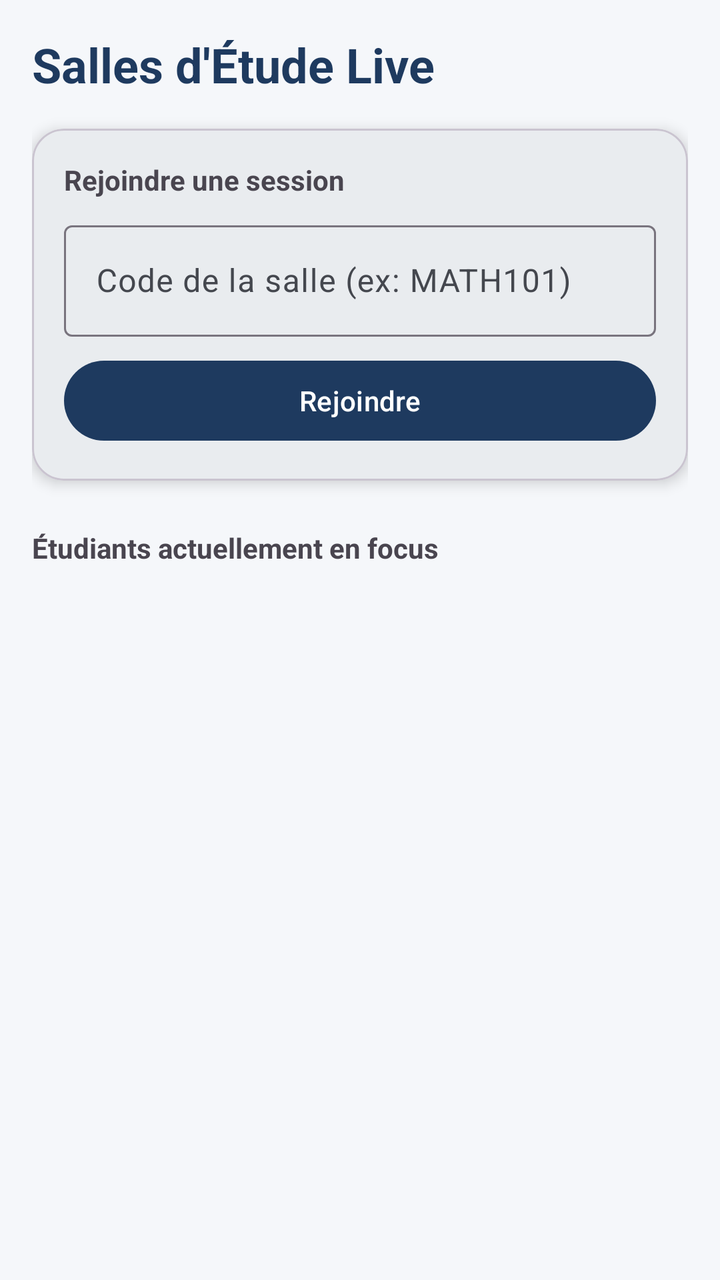
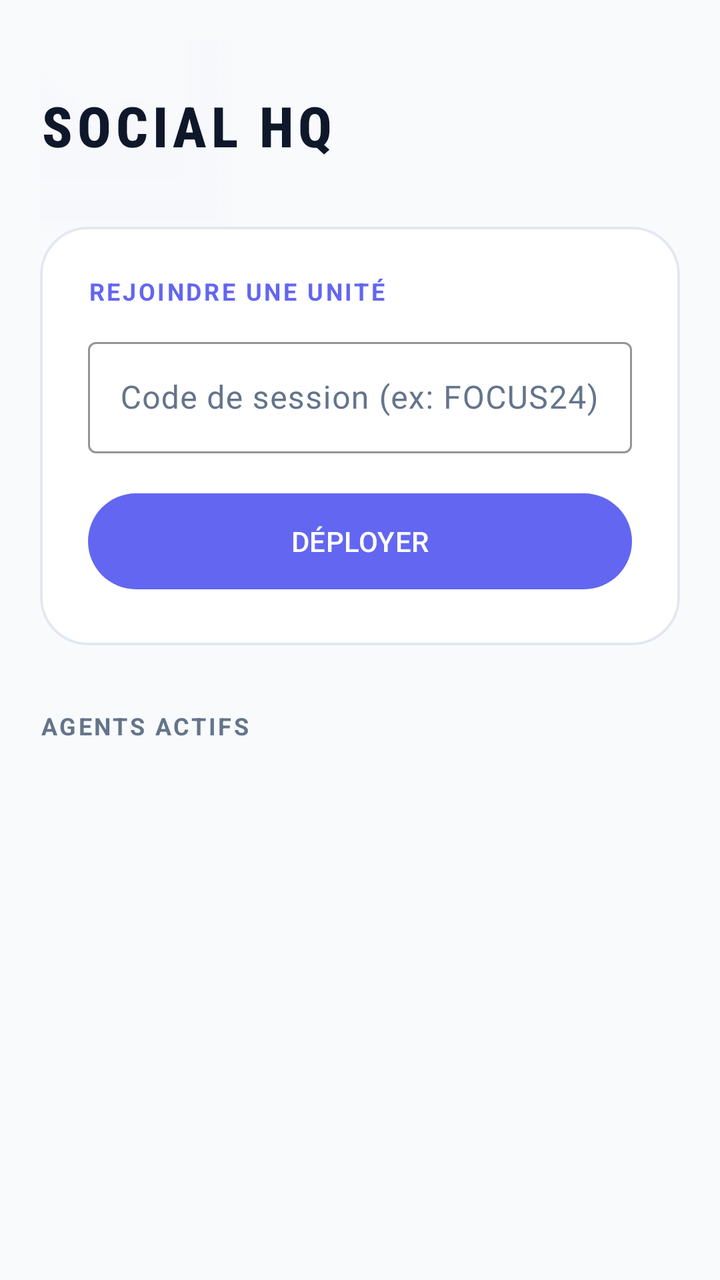

Compare the two renders of this Android layout. The source of the first and the diff that turns it into the second are given below.
<!-- AndroidManifest.xml: application theme Theme.TimeMaster -->
<!-- res/layout/fragment_social.xml -->
<?xml version="1.0" encoding="utf-8"?>
<androidx.constraintlayout.widget.ConstraintLayout xmlns:android="http://schemas.android.com/apk/res/android"
    xmlns:app="http://schemas.android.com/apk/res-auto"
    xmlns:tools="http://schemas.android.com/tools"
    android:layout_width="match_parent"
    android:layout_height="match_parent"
    android:padding="16dp"
    android:background="#F5F7FA">

    <TextView
        android:id="@+id/tv_social_title"
        android:layout_width="wrap_content"
        android:layout_height="wrap_content"
        android:text="Salles d'Étude Live"
        android:textColor="@color/primary"
        android:textSize="24sp"
        android:textStyle="bold"
        app:layout_constraintTop_toTopOf="parent"
        app:layout_constraintStart_toStartOf="parent" />

    <com.google.android.material.card.MaterialCardView
        android:id="@+id/cv_join_room"
        android:layout_width="match_parent"
        android:layout_height="wrap_content"
        android:layout_marginTop="16dp"
        app:cardCornerRadius="16dp"
        app:cardElevation="4dp"
        app:layout_constraintTop_toBottomOf="@id/tv_social_title">

        <LinearLayout
            android:layout_width="match_parent"
            android:layout_height="wrap_content"
            android:orientation="vertical"
            android:padding="16dp">

            <TextView
                android:layout_width="wrap_content"
                android:layout_height="wrap_content"
                android:text="Rejoindre une session"
                android:textStyle="bold" />

            <com.google.android.material.textfield.TextInputLayout
                android:layout_width="match_parent"
                android:layout_height="wrap_content"
                android:layout_marginTop="8dp"
                style="@style/Widget.Material3.TextInputLayout.OutlinedBox">

                <com.google.android.material.textfield.TextInputEditText
                    android:id="@+id/et_room_code"
                    android:layout_width="match_parent"
                    android:layout_height="wrap_content"
                    android:hint="Code de la salle (ex: MATH101)" />
            </com.google.android.material.textfield.TextInputLayout>

            <Button
                android:id="@+id/btn_join_room"
                android:layout_width="match_parent"
                android:layout_height="wrap_content"
                android:layout_marginTop="8dp"
                android:text="Rejoindre" />
        </LinearLayout>
    </com.google.android.material.card.MaterialCardView>

    <TextView
        android:id="@+id/tv_active_users"
        android:layout_width="wrap_content"
        android:layout_height="wrap_content"
        android:layout_marginTop="24dp"
        android:text="Étudiants actuellement en focus"
        android:textStyle="bold"
        app:layout_constraintTop_toBottomOf="@id/cv_join_room"
        app:layout_constraintStart_toStartOf="parent" />

    <androidx.recyclerview.widget.RecyclerView
        android:id="@+id/rv_active_students"
        android:layout_width="match_parent"
        android:layout_height="0dp"
        android:layout_marginTop="8dp"
        app:layout_constraintTop_toBottomOf="@id/tv_active_users"
        app:layout_constraintBottom_toBottomOf="parent"
        tools:listitem="@layout/item_student_active" />

</androidx.constraintlayout.widget.ConstraintLayout>
<!-- res/layout/item_student_active.xml (included above) -->
<?xml version="1.0" encoding="utf-8"?>
<com.google.android.material.card.MaterialCardView xmlns:android="http://schemas.android.com/apk/res/android"
    xmlns:app="http://schemas.android.com/apk/res-auto"
    android:layout_width="match_parent"
    android:layout_height="wrap_content"
    android:layout_marginVertical="4dp"
    app:cardCornerRadius="12dp"
    app:cardElevation="2dp">

    <LinearLayout
        android:layout_width="match_parent"
        android:layout_height="wrap_content"
        android:gravity="center_vertical"
        android:orientation="horizontal"
        android:padding="12dp">

        <com.google.android.material.imageview.ShapeableImageView
            android:id="@+id/iv_student_avatar"
            android:layout_width="48dp"
            android:layout_height="48dp"
            android:src="@android:drawable/ic_menu_myplaces"
            app:shapeAppearanceOverlay="@style/ShapeAppearance.Material3.Corner.Full" />

        <LinearLayout
            android:layout_width="0dp"
            android:layout_height="wrap_content"
            android:layout_marginStart="16dp"
            android:layout_weight="1"
            android:orientation="vertical">

            <TextView
                android:id="@+id/tv_student_name"
                android:layout_width="wrap_content"
                android:layout_height="wrap_content"
                android:text="Étudiant Alpha"
                android:textStyle="bold" />

            <TextView
                android:id="@+id/tv_student_status"
                android:layout_width="wrap_content"
                android:layout_height="wrap_content"
                android:text="Focus: Mathématiques (12:45 restantes)"
                android:textColor="@color/secondary"
                android:textSize="12sp" />
        </LinearLayout>

        <ImageView
            android:layout_width="12dp"
            android:layout_height="12dp"
            android:src="@android:drawable/presence_online" />
    </LinearLayout>
</com.google.android.material.card.MaterialCardView>
<!-- resources referenced by this layout -->
<resources>
  <color name="primary">#1E3A5F</color>
  <color name="secondary">#FFAB40</color>
  <style name="Theme.TimeMaster" parent="Theme.Material3.DayNight.NoActionBar">
          
          <item name="colorPrimary">@color/primary</item>
          <item name="colorOnPrimary">@color/onPrimary</item>
          <item name="colorPrimaryContainer">@color/primaryContainer</item>
          <item name="colorOnPrimaryContainer">@color/onPrimaryContainer</item>
  
          
          <item name="colorSecondary">@color/secondary</item>
          <item name="colorOnSecondary">@color/onSecondary</item>
          <item name="colorSecondaryContainer">@color/secondaryContainer</item>
          <item name="colorOnSecondaryContainer">@color/onSecondaryContainer</item>
  
          
          <item name="android:windowBackground">@color/background</item>
          <item name="colorSurface">@color/surface</item>
          <item name="colorOnSurface">@color/onSurface</item>
          <item name="colorSurfaceVariant">@color/surfaceVariant</item>
          <item name="colorOnSurfaceVariant">@color/onSurfaceVariant</item>
  
          
          <item name="android:statusBarColor">?attr/colorPrimary</item>
          <item name="android:windowLightStatusBar">true</item>
          <item name="android:navigationBarColor">@color/background</item>
      </style>
  <color name="onPrimary">#FFFFFF</color>
  <color name="primaryContainer">#D7E3F8</color>
  <color name="onPrimaryContainer">#001B3E</color>
  <color name="onSecondary">#FFFFFF</color>
  <color name="secondaryContainer">#FFDDB3</color>
  <color name="onSecondaryContainer">#291800</color>
  <color name="background">#F5F7FA</color>
  <color name="surface">#FFFFFF</color>
  <color name="onSurface">#191C1E</color>
  <color name="surfaceVariant">#E0E2EC</color>
  <color name="onSurfaceVariant">#44474E</color>
</resources>

<!-- the commit's change to res/layout/fragment_social.xml (unified diff, before → after) -->
@@ -4,16 +4,31 @@
     xmlns:tools="http://schemas.android.com/tools"
     android:layout_width="match_parent"
     android:layout_height="match_parent"
-    android:padding="16dp"
-    android:background="#F5F7FA">
+    android:background="?android:attr/windowBackground"
+    android:padding="20dp">
+
+    
+    <View
+        android:layout_width="200dp"
+        android:layout_height="200dp"
+        android:background="@android:drawable/ic_menu_gallery"
+        android:backgroundTint="#10818CF8"
+        android:alpha="0.3"
+        app:layout_constraintTop_toTopOf="parent"
+        app:layout_constraintStart_toStartOf="parent"
+        android:layout_marginTop="-80dp"
+        android:layout_marginStart="-80dp" />
 
     <TextView
         android:id="@+id/tv_social_title"
         android:layout_width="wrap_content"
         android:layout_height="wrap_content"
-        android:text="Salles d'Étude Live"
-        android:textColor="@color/primary"
-        android:textSize="24sp"
+        android:layout_marginTop="24dp"
+        android:text="@string/social_hq"
+        android:textColor="?attr/colorOnSurface"
+        android:textSize="28sp"
+        android:fontFamily="sans-serif-condensed-medium"
+        android:letterSpacing="0.08"
         android:textStyle="bold"
         app:layout_constraintTop_toTopOf="parent"
         app:layout_constraintStart_toStartOf="parent" />
@@ -22,42 +37,55 @@
         android:id="@+id/cv_join_room"
         android:layout_width="match_parent"
         android:layout_height="wrap_content"
-        android:layout_marginTop="16dp"
-        app:cardCornerRadius="16dp"
-        app:cardElevation="4dp"
+        android:layout_marginTop="32dp"
+        app:cardBackgroundColor="?attr/colorSurface"
+        app:cardCornerRadius="24dp"
+        app:cardElevation="0dp"
+        app:strokeWidth="1.2dp"
+        app:strokeColor="?attr/colorOutline"
         app:layout_constraintTop_toBottomOf="@id/tv_social_title">
 
         <LinearLayout
             android:layout_width="match_parent"
             android:layout_height="wrap_content"
             android:orientation="vertical"
-            android:padding="16dp">
+            android:padding="24dp">
 
             <TextView
                 android:layout_width="wrap_content"
                 android:layout_height="wrap_content"
-                android:text="Rejoindre une session"
-                android:textStyle="bold" />
+                android:text="@string/join_unit"
+                android:textColor="?attr/colorPrimary"
+                android:textSize="12sp"
+                android:textStyle="bold"
+                android:letterSpacing="0.1" />
 
             <com.google.android.material.textfield.TextInputLayout
                 android:layout_width="match_parent"
                 android:layout_height="wrap_content"
-                android:layout_marginTop="8dp"
+                android:layout_marginTop="12dp"
+                android:textColorHint="?attr/colorOnSurfaceVariant"
+                app:hintTextColor="?attr/colorPrimary"
+                app:boxStrokeColor="?attr/colorPrimary"
                 style="@style/Widget.Material3.TextInputLayout.OutlinedBox">
 
                 <com.google.android.material.textfield.TextInputEditText
                     android:id="@+id/et_room_code"
                     android:layout_width="match_parent"
                     android:layout_height="wrap_content"
-                    android:hint="Code de la salle (ex: MATH101)" />
+                    android:hint="@string/session_code_hint"
+                    android:textColor="?attr/colorOnSurface" />
             </com.google.android.material.textfield.TextInputLayout>
 
-            <Button
+            <com.google.android.material.button.MaterialButton
                 android:id="@+id/btn_join_room"
                 android:layout_width="match_parent"
-                android:layout_height="wrap_content"
-                android:layout_marginTop="8dp"
-                android:text="Rejoindre" />
+                android:layout_height="56dp"
+                android:layout_marginTop="16dp"
+                android:text="@string/deploy"
+                app:cornerRadius="28dp"
+                app:backgroundTint="?attr/colorPrimary"
+                android:textColor="?attr/colorOnPrimary" />
         </LinearLayout>
     </com.google.android.material.card.MaterialCardView>
 
@@ -65,9 +93,12 @@
         android:id="@+id/tv_active_users"
         android:layout_width="wrap_content"
         android:layout_height="wrap_content"
-        android:layout_marginTop="24dp"
-        android:text="Étudiants actuellement en focus"
+        android:layout_marginTop="32dp"
+        android:text="@string/active_agents"
+        android:textColor="?attr/colorOnSurfaceVariant"
+        android:textSize="12sp"
         android:textStyle="bold"
+        android:letterSpacing="0.1"
         app:layout_constraintTop_toBottomOf="@id/cv_join_room"
         app:layout_constraintStart_toStartOf="parent" />
 
@@ -75,7 +106,9 @@
         android:id="@+id/rv_active_students"
         android:layout_width="match_parent"
         android:layout_height="0dp"
-        android:layout_marginTop="8dp"
+        android:layout_marginTop="12dp"
+        android:clipToPadding="false"
+        android:paddingBottom="100dp"
         app:layout_constraintTop_toBottomOf="@id/tv_active_users"
         app:layout_constraintBottom_toBottomOf="parent"
         tools:listitem="@layout/item_student_active" />
@@ -87,22 +120,28 @@
     xmlns:app="http://schemas.android.com/apk/res-auto"
     android:layout_width="match_parent"
     android:layout_height="wrap_content"
-    android:layout_marginVertical="4dp"
-    app:cardCornerRadius="12dp"
-    app:cardElevation="2dp">
+    android:layout_marginVertical="8dp"
+    android:layout_marginHorizontal="4dp"
+    app:cardBackgroundColor="?attr/colorSurface"
+    app:cardCornerRadius="20dp"
+    app:cardElevation="2dp"
+    app:strokeWidth="1.2dp"
+    app:strokeColor="?attr/colorOutline">
 
     <LinearLayout
         android:layout_width="match_parent"
         android:layout_height="wrap_content"
         android:gravity="center_vertical"
         android:orientation="horizontal"
-        android:padding="12dp">
+        android:padding="16dp">
 
         <com.google.android.material.imageview.ShapeableImageView
             android:id="@+id/iv_student_avatar"
-            android:layout_width="48dp"
-            android:layout_height="48dp"
+            android:layout_width="44dp"
+            android:layout_height="44dp"
             android:src="@android:drawable/ic_menu_myplaces"
+            app:strokeColor="?attr/colorPrimary"
+            app:strokeWidth="2dp"
             app:shapeAppearanceOverlay="@style/ShapeAppearance.Material3.Corner.Full" />
 
         <LinearLayout
@@ -116,21 +155,23 @@
                 android:id="@+id/tv_student_name"
                 android:layout_width="wrap_content"
                 android:layout_height="wrap_content"
-                android:text="Étudiant Alpha"
+                android:text="Agent de Focus"
+                android:textColor="?attr/colorOnSurface"
                 android:textStyle="bold" />
 
             <TextView
                 android:id="@+id/tv_student_status"
                 android:layout_width="wrap_content"
                 android:layout_height="wrap_content"
-                android:text="Focus: Mathématiques (12:45 restantes)"
-                android:textColor="@color/secondary"
+                android:text="Mission: Mathématiques (12:45)"
+                android:textColor="?attr/colorOnSurfaceVariant"
                 android:textSize="12sp" />
         </LinearLayout>
 
-        <ImageView
-            android:layout_width="12dp"
-            android:layout_height="12dp"
-            android:src="@android:drawable/presence_online" />
+        <View
+            android:layout_width="10dp"
+            android:layout_height="10dp"
+            android:background="@drawable/bg_circle"
+            android:backgroundTint="?attr/colorSuccess" />
     </LinearLayout>
 </com.google.android.material.card.MaterialCardView>
<!-- resource entries referenced after the edit -->
@@ -1,42 +1,45 @@
 <!-- resources referenced by this layout -->
 <resources>
-  <color name="primary">#1E3A5F</color>
-  <color name="secondary">#FFAB40</color>
+  <!-- drawable bg_circle (drawable) -->
+  <?xml version="1.0" encoding="utf-8"?>
+  <shape xmlns:android="http://schemas.android.com/apk/res/android"
+      android:shape="oval">
+      <solid android:color="?attr/colorPrimary" />
+  </shape>
+  <string name="active_agents">AGENTS ACTIFS</string>
+  <string name="deploy">DÉPLOYER</string>
+  <string name="join_unit">REJOINDRE UNE UNITÉ</string>
+  <string name="session_code_hint">Code de session (ex: FOCUS24)</string>
+  <string name="social_hq">SOCIAL HQ</string>
   <style name="Theme.TimeMaster" parent="Theme.Material3.DayNight.NoActionBar">
           
-          <item name="colorPrimary">@color/primary</item>
-          <item name="colorOnPrimary">@color/onPrimary</item>
-          <item name="colorPrimaryContainer">@color/primaryContainer</item>
-          <item name="colorOnPrimaryContainer">@color/onPrimaryContainer</item>
+          <item name="colorPrimary">#6366F1</item>
+          <item name="colorOnPrimary">#FFFFFF</item>
+          <item name="colorPrimaryContainer">#6366F1</item>
+          <item name="colorOnPrimaryContainer">#FFFFFF</item>
   
           
-          <item name="colorSecondary">@color/secondary</item>
-          <item name="colorOnSecondary">@color/onSecondary</item>
-          <item name="colorSecondaryContainer">@color/secondaryContainer</item>
-          <item name="colorOnSecondaryContainer">@color/onSecondaryContainer</item>
+          <item name="colorSecondary">#8B5CF6</item>
+          <item name="colorOnSecondary">#FFFFFF</item>
+          <item name="colorTertiary">#D946EF</item>
+          <item name="colorOnTertiary">#FFFFFF</item>
+  
   
           
-          <item name="android:windowBackground">@color/background</item>
-          <item name="colorSurface">@color/surface</item>
-          <item name="colorOnSurface">@color/onSurface</item>
-          <item name="colorSurfaceVariant">@color/surfaceVariant</item>
-          <item name="colorOnSurfaceVariant">@color/onSurfaceVariant</item>
+          <item name="android:windowBackground">#F8FAFC</item>
+          <item name="colorSurface">#FFFFFF</item>
+          <item name="colorOnSurface">#0F172A</item>
+          <item name="colorSurfaceVariant">#F1F5F9</item>
+          <item name="colorOnSurfaceVariant">#64748B</item>
+          <item name="colorOutline">#E2E8F0</item>
   
           
-          <item name="android:statusBarColor">?attr/colorPrimary</item>
-          <item name="android:windowLightStatusBar">true</item>
-          <item name="android:navigationBarColor">@color/background</item>
+          <item name="colorError">#EF4444</item>
+          <item name="colorOnError">#FFFFFF</item>
+          <item name="colorSuccess">#22C55E</item>
+          <item name="colorOnSuccess">#FFFFFF</item>
+          <item name="colorWarning">#F59E0B</item>
+          <item name="colorOnWarning">#FFFFFF</item>
       </style>
-  <color name="onPrimary">#FFFFFF</color>
-  <color name="primaryContainer">#D7E3F8</color>
-  <color name="onPrimaryContainer">#001B3E</color>
-  <color name="onSecondary">#FFFFFF</color>
-  <color name="secondaryContainer">#FFDDB3</color>
-  <color name="onSecondaryContainer">#291800</color>
-  <color name="background">#F5F7FA</color>
-  <color name="surface">#FFFFFF</color>
-  <color name="onSurface">#191C1E</color>
-  <color name="surfaceVariant">#E0E2EC</color>
-  <color name="onSurfaceVariant">#44474E</color>
 </resources>
 
